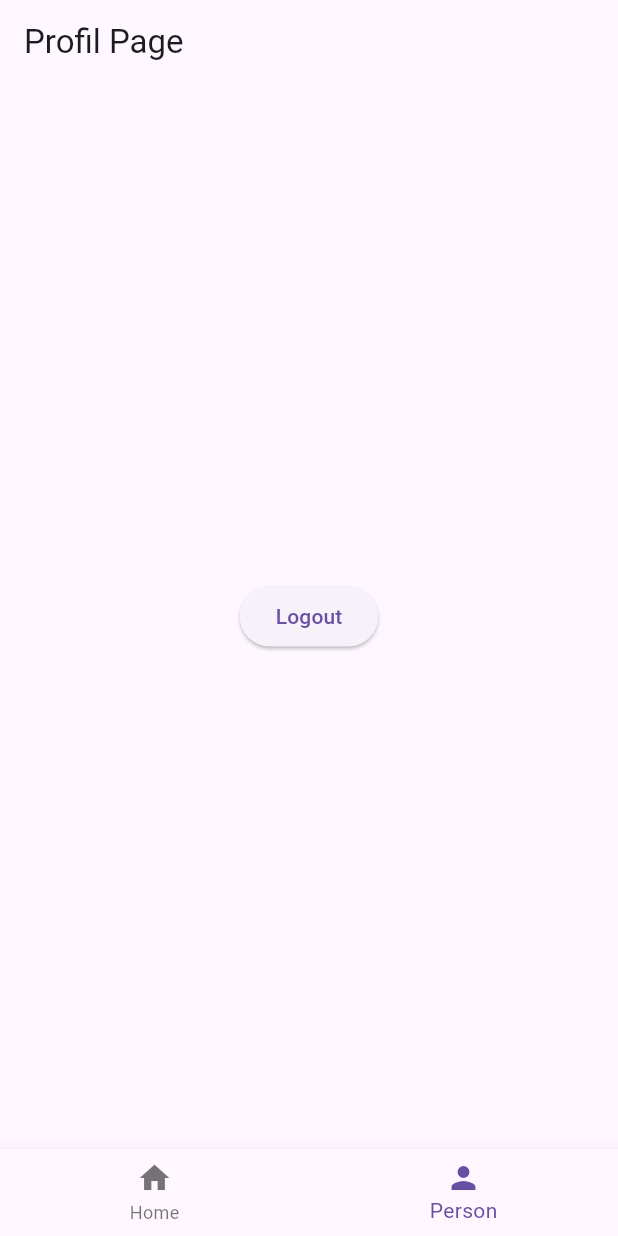
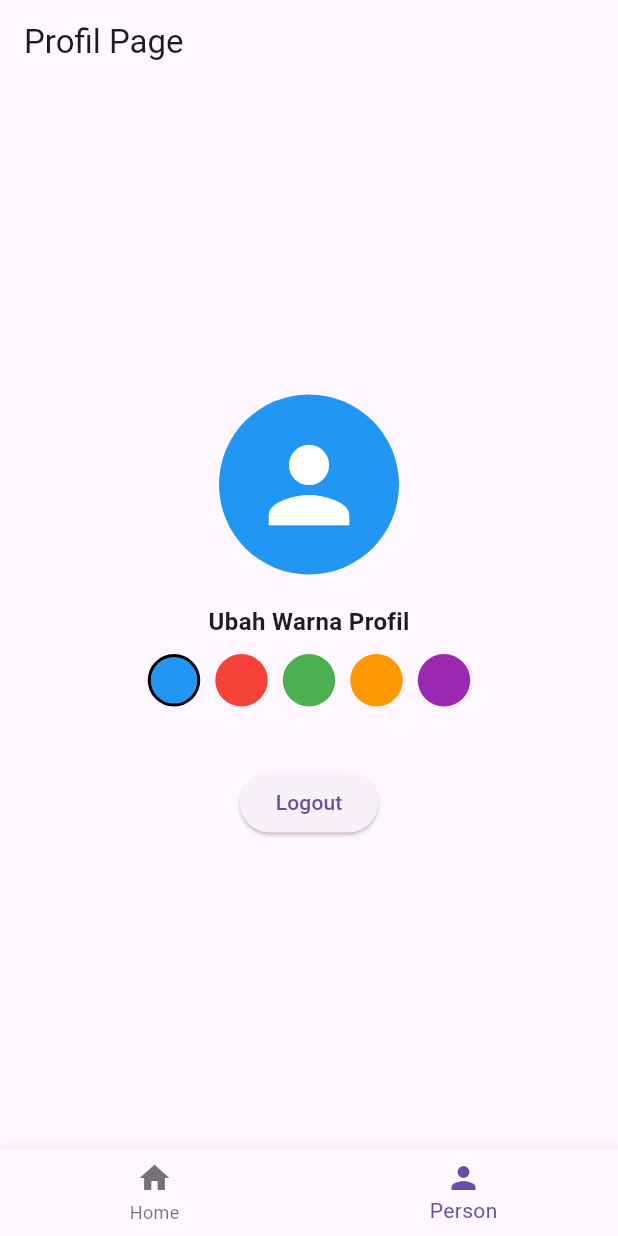
Before and after one commit to Arayalashar/Coba2, a Flutter app: the Root screen opened directly, item 2 of the bottom bar chosen, on a phone screen of 412 x 824 dp. Run offline on Flutter 3.47's test engine with Material 3 defaults, Android fonts, the phone set to English and light mode, and no system bars; network calls fail.

Commit message:
Update profil.dart dengan fitur ubah warna foto profil

```diff
--- a/lat_kuis/lib/pages/profil.dart
+++ b/lat_kuis/lib/pages/profil.dart
@@ -1,19 +1,83 @@
 import 'package:flutter/material.dart';
 import '../pages/login.dart';
 
-class ProfilPage extends StatelessWidget {
+class ProfilPage extends StatefulWidget {
   const ProfilPage({super.key});
+
+  @override
+  State<ProfilPage> createState() => _ProfilPageState();
+}
+
+class _ProfilPageState extends State<ProfilPage> {
+  Color _profileColor = Colors.blue;
+
+  final List<Color> _colorOptions = [
+    Colors.blue,
+    Colors.red,
+    Colors.green,
+    Colors.orange,
+    Colors.purple,
+  ];
 
   @override
   Widget build(BuildContext context) {
     return Center(
-      child: ElevatedButton(onPressed: (){
-        Navigator.pushAndRemoveUntil(
-          context,
-          MaterialPageRoute(builder: (context) => LoginPage()),
-          (route) => false,
-          );
-      }, child: Text("Logout")),
+      child: Column(
+        mainAxisAlignment: MainAxisAlignment.center,
+        children: [
+          CircleAvatar(
+            radius: 60,
+            backgroundColor: _profileColor,
+            child: const Icon(
+              Icons.person,
+              size: 80,
+              color: Colors.white,
+            ),
+          ),
+          const SizedBox(height: 20),
+          const Text(
+            "Ubah Warna Profil",
+            style: TextStyle(fontSize: 16, fontWeight: FontWeight.bold),
+          ),
+          const SizedBox(height: 10),
+          Row(
+            mainAxisAlignment: MainAxisAlignment.center,
+            children: _colorOptions.map((color) {
+              return GestureDetector(
+                onTap: () {
+                  setState(() {
+                    _profileColor = color;
+                  });
+                },
+                child: Container(
+                  margin: const EdgeInsets.symmetric(horizontal: 5),
+                  width: 35,
+                  height: 35,
+                  decoration: BoxDecoration(
+                    color: color,
+                    shape: BoxShape.circle,
+                    border: Border.all(
+                      color: _profileColor == color ? Colors.black : Colors.transparent,
+                      width: 2,
+                    ),
+                  ),
+                ),
+              );
+            }).toList(),
+          ),
+          const SizedBox(height: 40),
+          ElevatedButton(
+            onPressed: () {
+              Navigator.pushAndRemoveUntil(
+                context,
+                MaterialPageRoute(builder: (context) => LoginPage()),
+                (route) => false,
+              );
+            },
+            child: const Text("Logout")
+          ),
+        ],
+      ),
     );
   }
 }
```
